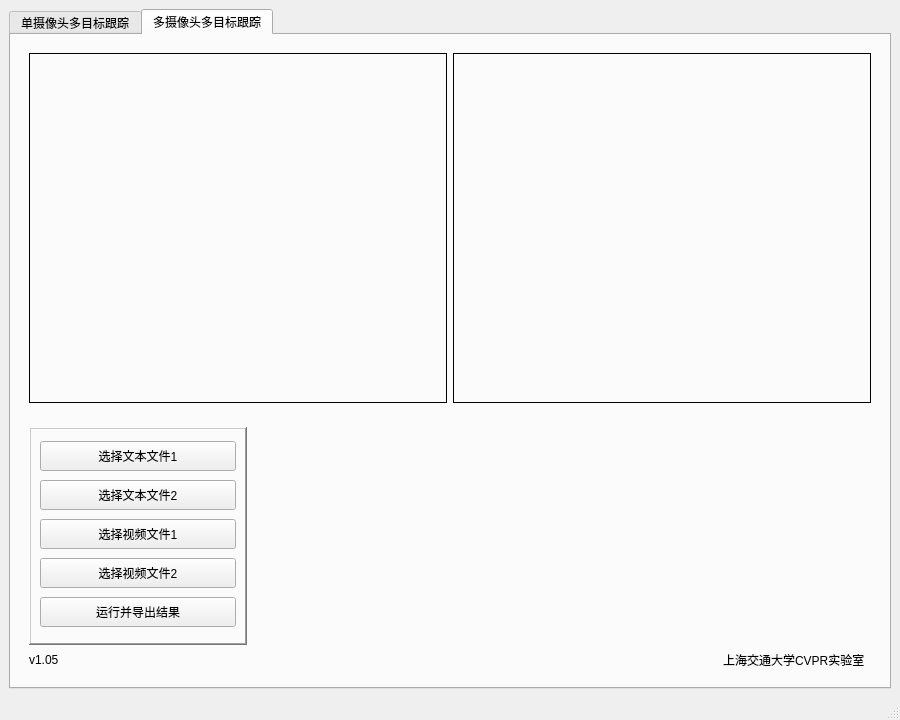
First picture: the form in v104.ui, repository yikouniao/qt-learn, before the edit.
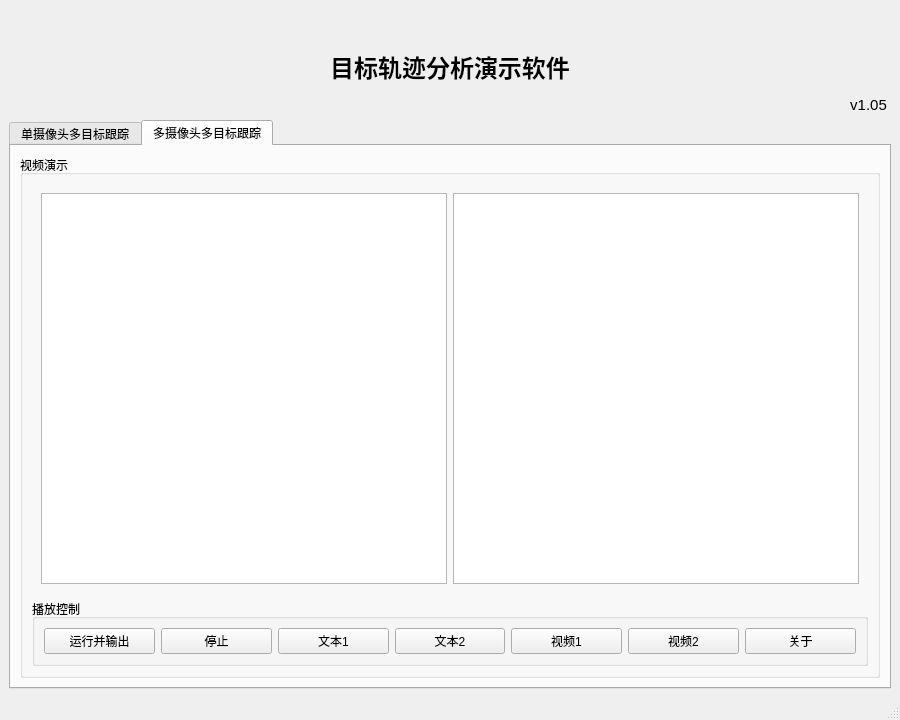
Second picture: the form after the edit. The open tabs and pages were chosen to show the change. Icons and pictures are not drawn. Custom widgets are drawn as their Qt base class.

The edit to the form file:
```diff
--- a/v104.ui
+++ b/v104.ui
@@ -45,8 +45,21 @@
    <enum>Qt::ToolButtonIconOnly</enum>
   </property>
   <widget class="QWidget" name="centralwidget">
-   <layout class="QGridLayout" name="gridLayout_3">
-    <item row="0" column="0">
+   <layout class="QVBoxLayout" name="verticalLayout_5">
+    <item>
+     <widget class="QLabel" name="label_5">
+      <property name="minimumSize">
+       <size>
+        <width>0</width>
+        <height>60</height>
+       </size>
+      </property>
+      <property name="text">
+       <string>&lt;html&gt;&lt;head/&gt;&lt;body&gt;&lt;p align=&quot;center&quot;&gt;&lt;br/&gt;&lt;/p&gt;&lt;p align=&quot;center&quot;&gt;&lt;span style=&quot; font-size:18pt; font-weight:600;&quot;&gt;目标轨迹分析演示软件&lt;/span&gt;&lt;/p&gt;&lt;p align=&quot;right&quot;&gt;&lt;span style=&quot; font-size:11pt;&quot;&gt;v1.05 &lt;/span&gt;&lt;/p&gt;&lt;/body&gt;&lt;/html&gt;</string>
+      </property>
+     </widget>
+    </item>
+    <item>
      <widget class="QTabWidget" name="tabWidget">
       <property name="currentIndex">
        <number>1</number>
@@ -376,348 +389,201 @@
        </attribute>
        <layout class="QVBoxLayout" name="verticalLayout_3">
         <item>
-         <widget class="QFrame" name="frame_2_up">
-          <property name="frameShape">
-           <enum>QFrame::NoFrame</enum>
-          </property>
-          <property name="frameShadow">
-           <enum>QFrame::Raised</enum>
-          </property>
-          <layout class="QHBoxLayout" name="horizontalLayout">
-           <item>
-            <widget class="QLabel" name="label_2_1">
-             <property name="minimumSize">
-              <size>
-               <width>0</width>
-               <height>0</height>
-              </size>
-             </property>
-             <property name="maximumSize">
-              <size>
-               <width>600</width>
-               <height>16777215</height>
-              </size>
-             </property>
-             <property name="frameShape">
-              <enum>QFrame::Panel</enum>
-             </property>
-             <property name="frameShadow">
-              <enum>QFrame::Plain</enum>
-             </property>
-             <property name="text">
-              <string/>
-             </property>
-            </widget>
-           </item>
-           <item>
-            <widget class="QLabel" name="label_2_2">
-             <property name="minimumSize">
-              <size>
-               <width>0</width>
-               <height>0</height>
-              </size>
-             </property>
-             <property name="maximumSize">
-              <size>
-               <width>600</width>
-               <height>16777215</height>
-              </size>
-             </property>
-             <property name="frameShape">
-              <enum>QFrame::Panel</enum>
-             </property>
-             <property name="text">
-              <string/>
-             </property>
-            </widget>
-           </item>
-          </layout>
-         </widget>
-        </item>
-        <item>
-         <widget class="QFrame" name="frame_2_down_main">
+         <widget class="QGroupBox" name="groupBox_3">
           <property name="sizePolicy">
-           <sizepolicy hsizetype="Expanding" vsizetype="Fixed">
+           <sizepolicy hsizetype="Preferred" vsizetype="Expanding">
             <horstretch>0</horstretch>
             <verstretch>0</verstretch>
            </sizepolicy>
           </property>
-          <property name="maximumSize">
-           <size>
-            <width>16777215</width>
-            <height>260</height>
-           </size>
+          <property name="title">
+           <string>视频演示</string>
           </property>
-          <property name="frameShape">
-           <enum>QFrame::NoFrame</enum>
-          </property>
-          <property name="frameShadow">
-           <enum>QFrame::Plain</enum>
-          </property>
-          <layout class="QGridLayout" name="gridLayout_7">
-           <item row="1" column="1">
-            <widget class="QLabel" name="label">
-             <property name="text">
-              <string>上海交通大学CVPR实验室  </string>
-             </property>
-             <property name="textFormat">
-              <enum>Qt::AutoText</enum>
-             </property>
-             <property name="scaledContents">
-              <bool>false</bool>
-             </property>
-             <property name="alignment">
-              <set>Qt::AlignRight|Qt::AlignTrailing|Qt::AlignVCenter</set>
-             </property>
-             <property name="wordWrap">
-              <bool>false</bool>
-             </property>
-            </widget>
-           </item>
-           <item row="0" column="1">
-            <widget class="QFrame" name="frame_jiaoda">
+          <layout class="QVBoxLayout" name="verticalLayout_6">
+           <item>
+            <widget class="QFrame" name="frame_2_up">
              <property name="sizePolicy">
-              <sizepolicy hsizetype="Preferred" vsizetype="Preferred">
+              <sizepolicy hsizetype="Preferred" vsizetype="Expanding">
                <horstretch>0</horstretch>
                <verstretch>0</verstretch>
               </sizepolicy>
              </property>
-             <property name="minimumSize">
-              <size>
-               <width>600</width>
-               <height>0</height>
-              </size>
-             </property>
-             <property name="layoutDirection">
-              <enum>Qt::RightToLeft</enum>
-             </property>
              <property name="frameShape">
               <enum>QFrame::NoFrame</enum>
              </property>
              <property name="frameShadow">
               <enum>QFrame::Raised</enum>
              </property>
-             <layout class="QGridLayout" name="gridLayout_8">
-              <item row="0" column="0">
-               <widget class="QLabel" name="label_jiaoda_2">
-                <property name="enabled">
-                 <bool>true</bool>
-                </property>
-                <property name="sizePolicy">
-                 <sizepolicy hsizetype="Preferred" vsizetype="Preferred">
-                  <horstretch>0</horstretch>
-                  <verstretch>0</verstretch>
-                 </sizepolicy>
-                </property>
-                <property name="minimumSize">
-                 <size>
-                  <width>600</width>
-                  <height>200</height>
-                 </size>
-                </property>
-                <property name="maximumSize">
-                 <size>
-                  <width>600</width>
-                  <height>200</height>
-                 </size>
-                </property>
-                <property name="contextMenuPolicy">
-                 <enum>Qt::NoContextMenu</enum>
-                </property>
-                <property name="acceptDrops">
-                 <bool>false</bool>
-                </property>
-                <property name="layoutDirection">
-                 <enum>Qt::RightToLeft</enum>
-                </property>
-                <property name="autoFillBackground">
-                 <bool>false</bool>
-                </property>
-                <property name="frameShape">
-                 <enum>QFrame::NoFrame</enum>
-                </property>
-                <property name="text">
-                 <string/>
-                </property>
-                <property name="textFormat">
-                 <enum>Qt::AutoText</enum>
-                </property>
-                <property name="pixmap">
-                 <pixmap resource="resource.qrc">:/res/icon.png</pixmap>
-                </property>
-                <property name="scaledContents">
-                 <bool>true</bool>
-                </property>
-                <property name="alignment">
-                 <set>Qt::AlignRight|Qt::AlignTop|Qt::AlignTrailing</set>
-                </property>
-                <property name="wordWrap">
-                 <bool>false</bool>
-                </property>
-                <property name="margin">
-                 <number>20</number>
-                </property>
-                <property name="indent">
-                 <number>-1</number>
-                </property>
-                <property name="openExternalLinks">
-                 <bool>false</bool>
-                </property>
-               </widget>
+             <layout class="QHBoxLayout" name="horizontalLayout">
+              <item>
+               <widget class="ShrinkableQlabel" name="label_image_2"/>
+              </item>
+              <item>
+               <widget class="ShrinkableQlabel" name="label_image_3"/>
               </item>
              </layout>
             </widget>
            </item>
-           <item row="0" column="0">
-            <widget class="QFrame" name="frame_2_button">
-             <property name="minimumSize">
-              <size>
-               <width>200</width>
-               <height>0</height>
-              </size>
+           <item>
+            <widget class="QGroupBox" name="groupBox_4">
+             <property name="title">
+              <string>播放控制</string>
              </property>
-             <property name="maximumSize">
-              <size>
-               <width>16777215</width>
-               <height>16777215</height>
-              </size>
-             </property>
-             <property name="frameShape">
-              <enum>QFrame::WinPanel</enum>
-             </property>
-             <property name="frameShadow">
-              <enum>QFrame::Raised</enum>
-             </property>
-             <layout class="QGridLayout" name="gridLayout_2">
-              <item row="0" column="0">
+             <layout class="QHBoxLayout" name="horizontalLayout_2">
+              <item>
+               <widget class="QPushButton" name="begin_2">
+                <property name="sizePolicy">
+                 <sizepolicy hsizetype="Preferred" vsizetype="Preferred">
+                  <horstretch>0</horstretch>
+                  <verstretch>0</verstretch>
+                 </sizepolicy>
+                </property>
+                <property name="minimumSize">
+                 <size>
+                  <width>0</width>
+                  <height>0</height>
+                 </size>
+                </property>
+                <property name="maximumSize">
+                 <size>
+                  <width>16777215</width>
+                  <height>16777215</height>
+                 </size>
+                </property>
+                <property name="text">
+                 <string>运行并输出</string>
+                </property>
+               </widget>
+              </item>
+              <item>
+               <widget class="QPushButton" name="End_2">
+                <property name="sizePolicy">
+                 <sizepolicy hsizetype="Preferred" vsizetype="Preferred">
+                  <horstretch>0</horstretch>
+                  <verstretch>0</verstretch>
+                 </sizepolicy>
+                </property>
+                <property name="maximumSize">
+                 <size>
+                  <width>16777210</width>
+                  <height>16777215</height>
+                 </size>
+                </property>
+                <property name="text">
+                 <string>停止</string>
+                </property>
+               </widget>
+              </item>
+              <item>
                <widget class="QPushButton" name="choose_mat1">
                 <property name="sizePolicy">
-                 <sizepolicy hsizetype="Fixed" vsizetype="Maximum">
+                 <sizepolicy hsizetype="Preferred" vsizetype="Preferred">
                   <horstretch>0</horstretch>
                   <verstretch>0</verstretch>
                  </sizepolicy>
                 </property>
                 <property name="minimumSize">
                  <size>
-                  <width>40</width>
-                  <height>30</height>
+                  <width>0</width>
+                  <height>0</height>
                  </size>
                 </property>
                 <property name="maximumSize">
                  <size>
-                  <width>200</width>
-                  <height>30</height>
+                  <width>16777215</width>
+                  <height>16777215</height>
                  </size>
                 </property>
                 <property name="text">
-                 <string>选择文本文件1</string>
+                 <string>文本1</string>
                 </property>
                </widget>
               </item>
-              <item row="1" column="0">
+              <item>
                <widget class="QPushButton" name="choose_mat2">
                 <property name="sizePolicy">
-                 <sizepolicy hsizetype="Fixed" vsizetype="Maximum">
+                 <sizepolicy hsizetype="Preferred" vsizetype="Preferred">
                   <horstretch>0</horstretch>
                   <verstretch>0</verstretch>
                  </sizepolicy>
                 </property>
                 <property name="minimumSize">
                  <size>
-                  <width>40</width>
-                  <height>30</height>
+                  <width>0</width>
+                  <height>0</height>
                  </size>
                 </property>
                 <property name="maximumSize">
                  <size>
-                  <width>200</width>
-                  <height>30</height>
+                  <width>16777215</width>
+                  <height>16777215</height>
                  </size>
                 </property>
                 <property name="text">
-                 <string>选择文本文件2</string>
+                 <string>文本2</string>
                 </property>
                </widget>
               </item>
-              <item row="2" column="0">
-               <widget class="QPushButton" name="choose_video1">
-                <property name="sizePolicy">
-                 <sizepolicy hsizetype="Fixed" vsizetype="Maximum">
-                  <horstretch>0</horstretch>
-                  <verstretch>0</verstretch>
-                 </sizepolicy>
-                </property>
-                <property name="minimumSize">
-                 <size>
-                  <width>40</width>
-                  <height>30</height>
-                 </size>
-                </property>
-                <property name="maximumSize">
-                 <size>
-                  <width>200</width>
-                  <height>30</height>
-                 </size>
-                </property>
-                <property name="text">
-                 <string>选择视频文件1</string>
-                </property>
-               </widget>
-              </item>
-              <item row="3" column="0">
+              <item>
                <widget class="QPushButton" name="choose_video2">
                 <property name="sizePolicy">
-                 <sizepolicy hsizetype="Fixed" vsizetype="Maximum">
+                 <sizepolicy hsizetype="Preferred" vsizetype="Preferred">
                   <horstretch>0</horstretch>
                   <verstretch>0</verstretch>
                  </sizepolicy>
                 </property>
                 <property name="minimumSize">
                  <size>
-                  <width>40</width>
-                  <height>30</height>
+                  <width>0</width>
+                  <height>0</height>
                  </size>
                 </property>
                 <property name="maximumSize">
                  <size>
-                  <width>200</width>
-                  <height>30</height>
+                  <width>16777215</width>
+                  <height>16777215</height>
                  </size>
                 </property>
                 <property name="text">
-                 <string>选择视频文件2</string>
+                 <string>视频1</string>
                 </property>
                </widget>
               </item>
-              <item row="4" column="0">
-               <widget class="QPushButton" name="begin_2">
+              <item>
+               <widget class="QPushButton" name="choose_video1">
+                <property name="sizePolicy">
+                 <sizepolicy hsizetype="Preferred" vsizetype="Preferred">
+                  <horstretch>0</horstretch>
+                  <verstretch>0</verstretch>
+                 </sizepolicy>
+                </property>
                 <property name="minimumSize">
                  <size>
-                  <width>40</width>
-                  <height>30</height>
+                  <width>0</width>
+                  <height>0</height>
                  </size>
                 </property>
                 <property name="maximumSize">
                  <size>
-                  <width>200</width>
-                  <height>30</height>
+                  <width>16777215</width>
+                  <height>16777215</height>
                  </size>
                 </property>
                 <property name="text">
-                 <string>运行并导出结果</string>
+                 <string>视频2</string>
+                </property>
+               </widget>
+              </item>
+              <item>
+               <widget class="QPushButton" name="showabout1">
+                <property name="text">
+                 <string>关于</string>
                 </property>
                </widget>
               </item>
              </layout>
             </widget>
            </item>
-           <item row="1" column="0">
-            <widget class="QLabel" name="label_4">
-             <property name="text">
-              <string>v1.05</string>
-             </property>
-            </widget>
-           </item>
           </layout>
          </widget>
         </item>
@@ -739,6 +605,13 @@
   </widget>
   <widget class="QStatusBar" name="statusbar"/>
  </widget>
+ <customwidgets>
+  <customwidget>
+   <class>ShrinkableQlabel</class>
+   <extends>QGraphicsView</extends>
+   <header>shrinkableqlabel.h</header>
+  </customwidget>
+ </customwidgets>
  <resources>
   <include location="resource.qrc"/>
  </resources>
```
Left out of the diff: 365 changed lines with no effect on the pictures.
